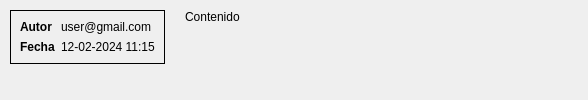
The window that Fase2/widgetcomment.ui (D3r3-k/-EDD-Proyecto_202001151) describes before a commit, drawn with Qt 5.
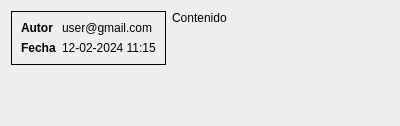
The same window after the commit.

Patch:
```diff
--- a/Fase2/widgetcomment.ui
+++ b/Fase2/widgetcomment.ui
@@ -6,32 +6,17 @@
    <rect>
     <x>0</x>
     <y>0</y>
-    <width>588</width>
-    <height>100</height>
+    <width>400</width>
+    <height>126</height>
    </rect>
   </property>
-  <property name="minimumSize">
+  <property name="maximumSize">
    <size>
     <width>400</width>
-    <height>80</height>
+    <height>16777215</height>
    </size>
   </property>
   <layout class="QHBoxLayout" name="horizontalLayout">
-   <property name="spacing">
-    <number>20</number>
-   </property>
-   <property name="leftMargin">
-    <number>10</number>
-   </property>
-   <property name="topMargin">
-    <number>10</number>
-   </property>
-   <property name="rightMargin">
-    <number>10</number>
-   </property>
-   <property name="bottomMargin">
-    <number>10</number>
-   </property>
    <item>
     <layout class="QVBoxLayout" name="verticalLayout">
      <item>
@@ -122,10 +107,10 @@
    </item>
    <item>
     <widget class="QLabel" name="label_comentario">
-     <property name="minimumSize">
+     <property name="maximumSize">
       <size>
        <width>400</width>
-       <height>80</height>
+       <height>16777215</height>
       </size>
      </property>
      <property name="text">
```
